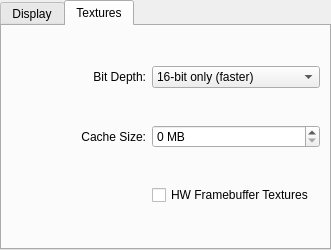
Before: the Qt Designer form glN64/gln64config.ui in mupen64plus/mupen64plus-oldsvn, drawn with Qt 5.
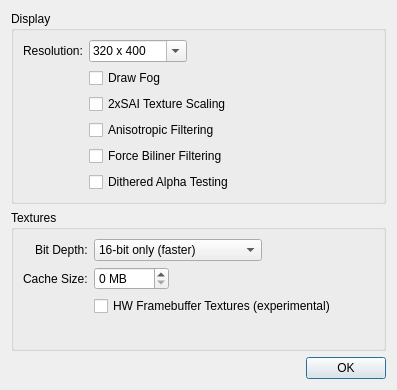
After: the same form once the commit is applied. The open tabs and pages were chosen to show the change.

Patch:
```diff
--- a/glN64/gln64config.ui
+++ b/glN64/gln64config.ui
@@ -1,42 +1,32 @@
 <ui version="4.0" >
- <class>glN64ConfigWidget</class>
- <widget class="QWidget" name="glN64ConfigWidget" >
+ <class>glN64ConfigDialog</class>
+ <widget class="QDialog" name="glN64ConfigDialog" >
   <property name="geometry" >
    <rect>
     <x>0</x>
     <y>0</y>
-    <width>331</width>
-    <height>250</height>
+    <width>397</width>
+    <height>390</height>
    </rect>
   </property>
   <property name="windowTitle" >
    <string>Form</string>
   </property>
-  <layout class="QVBoxLayout" >
-   <property name="leftMargin" >
-    <number>0</number>
-   </property>
-   <property name="topMargin" >
-    <number>0</number>
-   </property>
-   <property name="rightMargin" >
-    <number>0</number>
-   </property>
-   <property name="bottomMargin" >
-    <number>0</number>
-   </property>
+  <layout class="QVBoxLayout" name="verticalLayout" >
    <item>
-    <widget class="QTabWidget" name="tabWidget" >
-     <property name="currentIndex" >
-      <number>0</number>
-     </property>
-     <widget class="QWidget" name="tab" >
-      <attribute name="title" >
+    <widget class="QGroupBox" name="groupBox" >
+     <property name="title" >
        <string>Display</string>
-      </attribute>
-      <layout class="QGridLayout" >
+     </property>
+     <layout class="QFormLayout" name="formLayout_4" >
+      <property name="fieldGrowthPolicy" >
+       <enum>QFormLayout::FieldsStayAtSizeHint</enum>
+      </property>
+      <property name="rowWrapPolicy" >
+       <enum>QFormLayout::DontWrapRows</enum>
+      </property>
        <item row="0" column="0" >
-        <widget class="QLabel" name="label" >
+       <widget class="QLabel" name="label_6" >
          <property name="minimumSize" >
           <size>
            <width>1</width>
@@ -46,16 +36,13 @@
          <property name="text" >
           <string>Resolution:</string>
          </property>
-         <property name="alignment" >
-          <set>Qt::AlignRight|Qt::AlignTrailing|Qt::AlignVCenter</set>
-         </property>
          <property name="buddy" >
           <cstring>kcfg_Resolution</cstring>
          </property>
         </widget>
        </item>
        <item row="0" column="1" >
-        <widget class="QComboBox" name="kcfg_Resolution" >
+       <widget class="QComboBox" name="resolutionCombo" >
          <property name="editable" >
           <bool>true</bool>
          </property>
@@ -132,35 +119,35 @@
         </widget>
        </item>
        <item row="1" column="1" >
-        <widget class="QCheckBox" name="kcfg_DrawFog" >
+       <widget class="QCheckBox" name="drawFogCheck" >
          <property name="text" >
           <string>Draw Fog</string>
          </property>
         </widget>
        </item>
        <item row="2" column="1" >
-        <widget class="QCheckBox" name="kcfg_TwoExSaiTextureScaling" >
+       <widget class="QCheckBox" name="twoExSaiTextureScalingCheck" >
          <property name="text" >
           <string>2xSAI Texture Scaling</string>
          </property>
         </widget>
        </item>
        <item row="3" column="1" >
-        <widget class="QCheckBox" name="kcfg_AnisotropicFiltering" >
+       <widget class="QCheckBox" name="anisotropicFilteringCheck" >
          <property name="text" >
           <string>Anisotropic Filtering</string>
          </property>
         </widget>
        </item>
        <item row="4" column="1" >
-        <widget class="QCheckBox" name="kcfg_ForceBilinearFiltering" >
+       <widget class="QCheckBox" name="forceBilinearFilteringCheck" >
          <property name="text" >
           <string>Force Biliner Filtering</string>
          </property>
         </widget>
        </item>
        <item row="5" column="1" >
-        <widget class="QCheckBox" name="kcfg_DitheredAlphaTesting" >
+       <widget class="QCheckBox" name="ditheredAlphaTestingCheck" >
          <property name="text" >
           <string>Dithered Alpha Testing</string>
          </property>
@@ -168,23 +155,28 @@
        </item>
       </layout>
      </widget>
-     <widget class="QWidget" name="tab_2" >
-      <attribute name="title" >
+   </item>
+   <item>
+    <widget class="QGroupBox" name="groupBox_2" >
+     <property name="title" >
        <string>Textures</string>
-      </attribute>
-      <layout class="QGridLayout" >
+     </property>
+     <layout class="QFormLayout" name="formLayout_3" >
+      <property name="fieldGrowthPolicy" >
+       <enum>QFormLayout::FieldsStayAtSizeHint</enum>
+      </property>
+      <property name="labelAlignment" >
+       <set>Qt::AlignRight|Qt::AlignTrailing|Qt::AlignVCenter</set>
+      </property>
        <item row="0" column="0" >
-        <widget class="QLabel" name="label_2" >
+       <widget class="QLabel" name="label_4" >
          <property name="text" >
           <string>Bit Depth:</string>
          </property>
-         <property name="alignment" >
-          <set>Qt::AlignRight|Qt::AlignTrailing|Qt::AlignVCenter</set>
-         </property>
         </widget>
        </item>
        <item row="0" column="1" >
-        <widget class="QComboBox" name="kcfg_BitDepth" >
+       <widget class="QComboBox" name="bitDepthCombo" >
          <item>
           <property name="text" >
            <string>16-bit only (faster)</string>
@@ -203,17 +195,14 @@
         </widget>
        </item>
        <item row="1" column="0" >
-        <widget class="QLabel" name="label_3" >
+       <widget class="QLabel" name="label_5" >
          <property name="text" >
           <string>Cache Size:</string>
          </property>
-         <property name="alignment" >
-          <set>Qt::AlignRight|Qt::AlignTrailing|Qt::AlignVCenter</set>
-         </property>
         </widget>
        </item>
        <item row="1" column="1" >
-        <widget class="QSpinBox" name="kcfg_CacheSize" >
+       <widget class="QSpinBox" name="cacheSizeSpin" >
          <property name="suffix" >
           <string> MB</string>
          </property>
@@ -223,14 +212,20 @@
         </widget>
        </item>
        <item row="2" column="1" >
-        <widget class="QCheckBox" name="kcfg_HwFramebufferTextures" >
+       <widget class="QCheckBox" name="hwFramebufferTexturesCheck" >
          <property name="text" >
-          <string>HW Framebuffer Textures</string>
+         <string>HW Framebuffer Textures (experimental)</string>
          </property>
         </widget>
        </item>
       </layout>
      </widget>
+   </item>
+   <item>
+    <widget class="QDialogButtonBox" name="buttonBox" >
+     <property name="standardButtons" >
+      <set>QDialogButtonBox::Ok</set>
+     </property>
     </widget>
    </item>
   </layout>
```
Left out of the diff: 52 changed lines with no effect on the pictures. Lines whose indentation alone changed are shown as unchanged.
